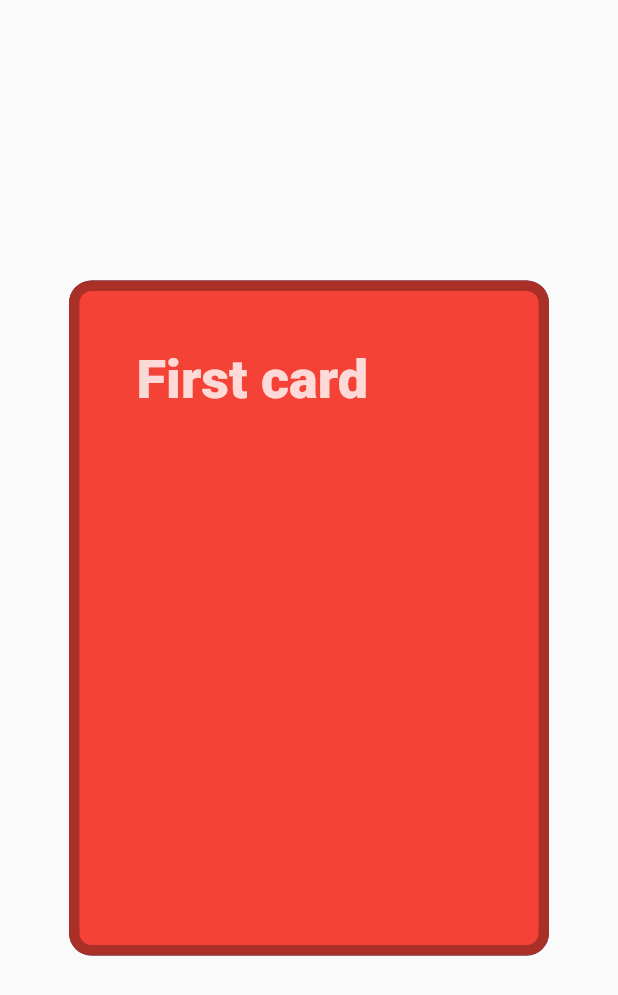
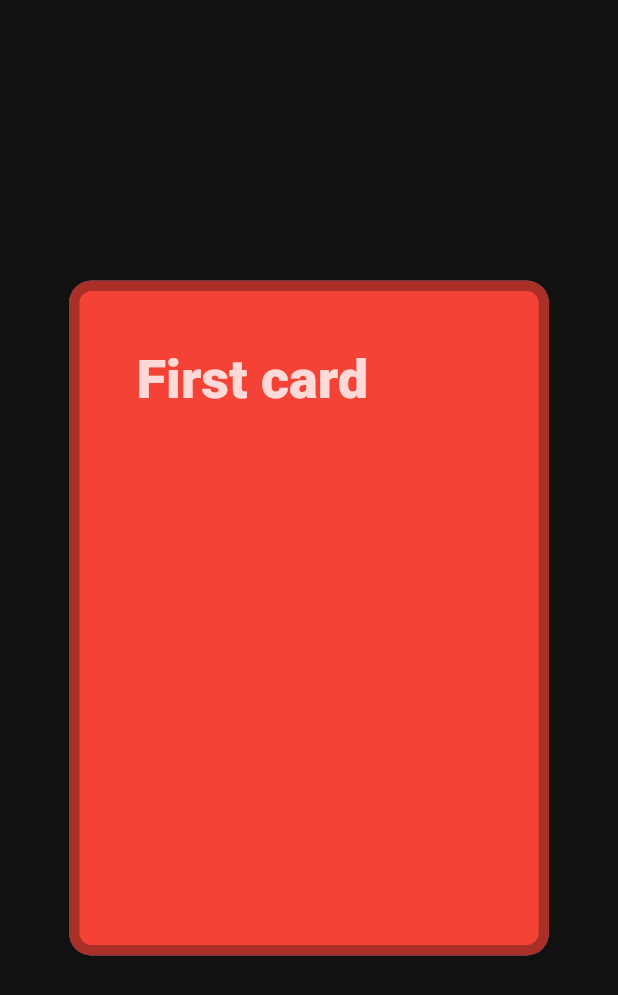
Before and after one commit to ninest/swipeable_card, a Flutter app: the screen it shows after launch, on a phone screen of 412 x 824 dp. Shown: the top 995 px of the screen. Run offline on Flutter 3.47's test engine with Material 2 defaults, Android fonts, the phone set to English and light mode, and no system bars.

Commit message:
improved example styling

```diff
--- a/example/lib/main.dart
+++ b/example/lib/main.dart
@@ -1,13 +1,22 @@
 import 'package:example/home_route.dart';
 import 'package:flutter/material.dart';
+import 'package:flutter/services.dart';
 
 void main() => runApp(MyApp());
 
 class MyApp extends StatelessWidget {
   @override
   Widget build(BuildContext context) {
+    // make it a full screen app
+    SystemChrome.setEnabledSystemUIOverlays([]);
+
     return MaterialApp(
-      home: HomeRoute()
+      debugShowCheckedModeBanner: false,
+      theme: ThemeData.dark().copyWith(
+        // make the background color darker to put the cards in focus!
+        scaffoldBackgroundColor: Color(0xFF111111),
+      ),
+      home: HomeRoute(),
     );
   }
 }
```
